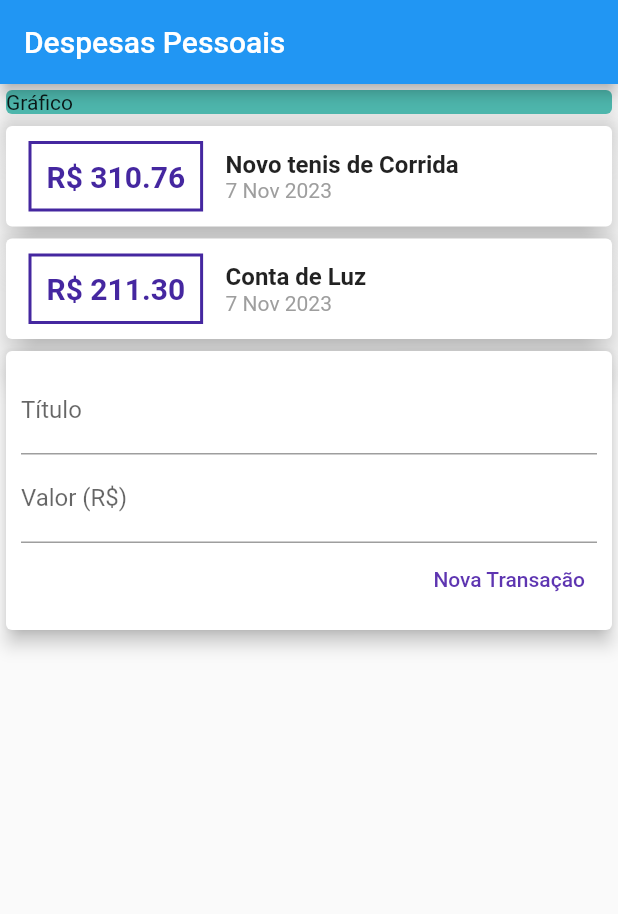
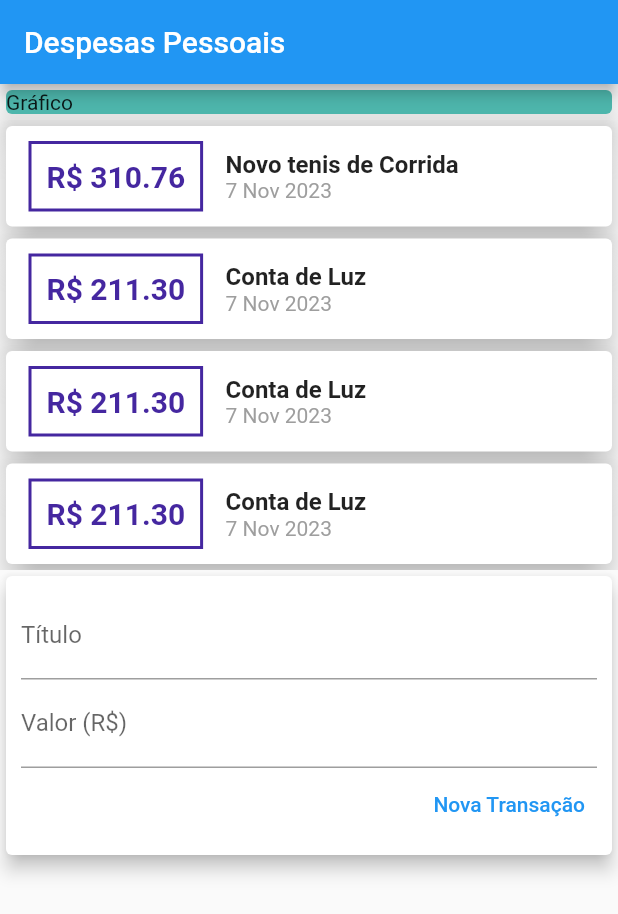
Before and after one commit to rodriguesg73/expenses, a Flutter app: the screen it shows after launch, on a phone screen of 412 x 824 dp. Shown: the top 914 px of the screen. Run offline on Flutter 3.47's test engine with Material 2 defaults, Android fonts, the phone set to English and light mode, and no system bars.

Commit message:
Altered Views to ListView

```diff
--- a/lib/components/transaction_form.dart
+++ b/lib/components/transaction_form.dart
@@ -1,9 +1,15 @@
+// ignore_for_file: prefer_const_constructors
+
 import 'package:flutter/material.dart';
 
 class TransactionForm extends StatelessWidget {
-  TransactionForm({super.key});
   final titleController = TextEditingController();
   final valueController = TextEditingController();
+
+  final void Function(String, double) onSubmit;
+
+  TransactionForm(this.onSubmit, {super.key});
+
   @override
   Widget build(BuildContext context) {
     return Card(
@@ -28,7 +34,12 @@ class TransactionForm extends StatelessWidget {
               mainAxisAlignment: MainAxisAlignment.end,
               children: [
                 TextButton(
-                  onPressed: null,
+                  onPressed: () {
+                    final title = titleController.text;
+                    final value = double.tryParse(valueController.text) ?? 0;
+
+                    onSubmit(title, value);
+                  },
                   style: TextButton.styleFrom(
                     disabledForegroundColor: Colors.deepPurple.shade600,
                   ),
--- a/lib/components/transaction_list.dart
+++ b/lib/components/transaction_list.dart
@@ -11,8 +11,12 @@ class TransactionList extends StatelessWidget {
 
   @override
   Widget build(BuildContext context) {
-    return Column(
-      children: transaction.map((tr) {
+    return Container(
+      height: 300,
+      child: ListView.builder(
+        itemCount: transaction.length,
+        itemBuilder: (ctx, index) {
+          final tr = transaction[index];
           return Card(
             elevation: 10,
             child: Row(
@@ -59,7 +63,8 @@ class TransactionList extends StatelessWidget {
               ],
             ),
           );
-      }).toList(),
+        },
+      ),
     );
   }
 }
--- a/lib/components/transaction_user.dart
+++ b/lib/components/transaction_user.dart
@@ -1,3 +1,4 @@
+import 'dart:math';
 import 'package:expenses/models/transaction.dart';
 import 'package:flutter/material.dart';
 import './transaction_list.dart';
@@ -24,14 +25,57 @@ class _TransactionUserState extends State<TransactionUser> {
       value: 211.30,
       date: DateTime.now(),
     ),
+    Transaction(
+      id: 't3',
+      title: 'Conta de Luz',
+      value: 211.30,
+      date: DateTime.now(),
+    ),
+    Transaction(
+      id: 't4',
+      title: 'Conta de Luz',
+      value: 211.30,
+      date: DateTime.now(),
+    ),
+    Transaction(
+      id: 't5',
+      title: 'Conta de Luz',
+      value: 211.30,
+      date: DateTime.now(),
+    ),
+    Transaction(
+      id: 't6',
+      title: 'Conta de Luz',
+      value: 211.30,
+      date: DateTime.now(),
+    ),
+    Transaction(
+      id: 't7',
+      title: 'Conta de Luz',
+      value: 211.30,
+      date: DateTime.now(),
+    ),
   ];
+
+  _addTransaction(String title, double value) {
+    final newTransaction = Transaction(
+      id: Random().nextDouble().toString(),
+      title: title,
+      value: value,
+      date: DateTime.now(),
+    );
+
+    setState(() {
+      _transactions.add(newTransaction);
+    });
+  }
 
   @override
   Widget build(BuildContext context) {
     return Column(
       children: [
         TransactionList(_transactions),
-        TransactionForm(),
+        TransactionForm(_addTransaction),
       ],
     );
   }
--- a/lib/main.dart
+++ b/lib/main.dart
@@ -25,7 +25,8 @@ class MyHomePage extends StatelessWidget {
       appBar: AppBar(
         title: Text('Despesas Pessoais'),
       ),
-      body: Column(
+      body: SingleChildScrollView(
+        child: Column(
           crossAxisAlignment: CrossAxisAlignment.stretch,
           children: <Widget>[
             Container(
@@ -38,6 +39,7 @@ class MyHomePage extends StatelessWidget {
             TransactionUser(),
           ],
         ),
+      ),
     );
   }
 }
```
Lines whose indentation alone changed are shown as unchanged.
